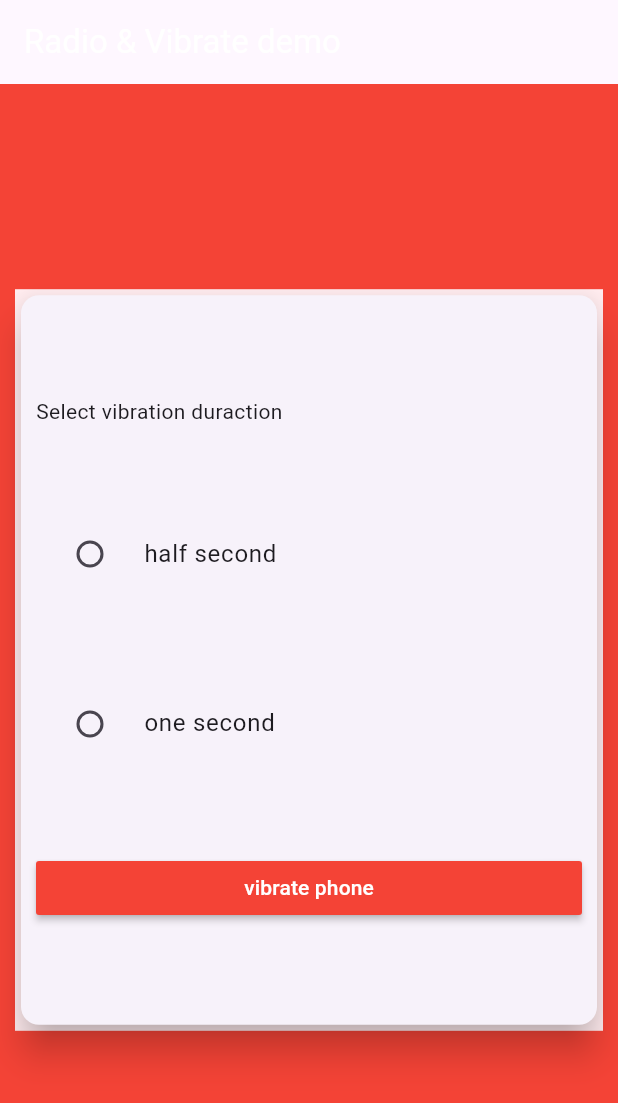
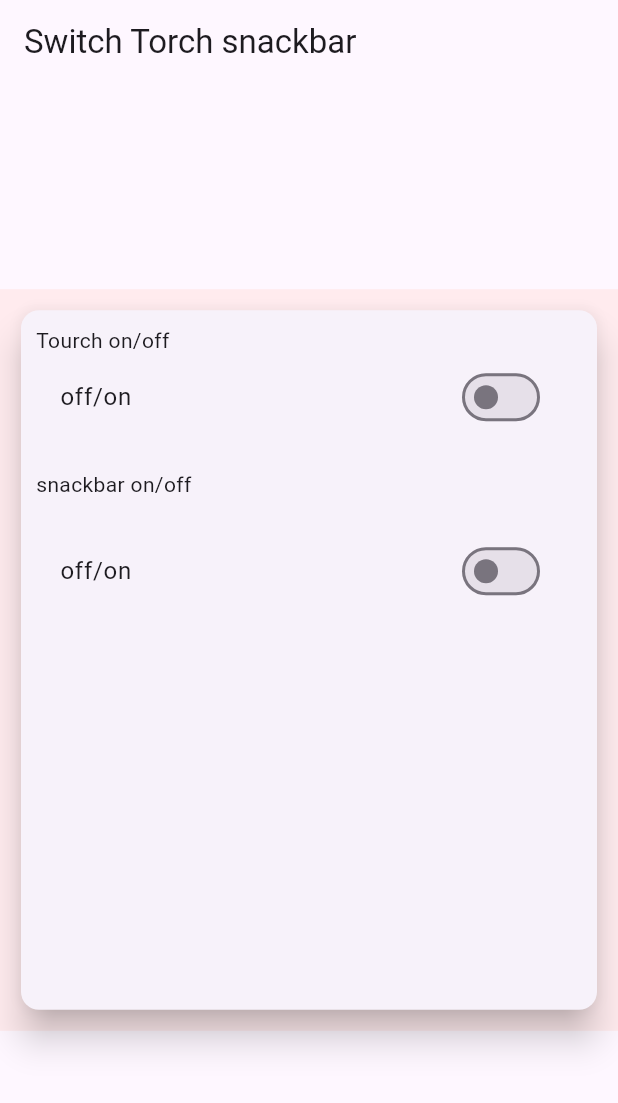
Before and after one commit to theeasylearn/flutter_11_basic_of_flutter, a Flutter app: the screen it shows after launch, on a phone screen of 412 x 824 dp. Shown: the top 1103 px of the screen. Run offline on Flutter 3.47's test engine with Material 3 defaults, Android fonts, the phone set to English and light mode, and no system bars; our stand-ins replace vibration; missing offline and left inert: torch_light.

Commit message:
Initial commit

```diff
--- a/lib/main.dart
+++ b/lib/main.dart
@@ -1,5 +1,6 @@
 // import 'package:basic_of_flutter/9_row_demo_2.dart';
 import 'package:basic_of_flutter/radio_vibrate_demo.dart';
+import 'package:basic_of_flutter/switch_torch_snackhar.dart';
 import 'package:basic_of_flutter/textbox_demo.dart';
 import 'package:flutter/material.dart';
 // import 'package:basic_of_flutter/8_row_demo_1.dart';
@@ -21,5 +22,5 @@ import 'button_demo.dart';
 // import 'media_query_demo.dart';
 void main()
 {
-    runApp(RadioVibrateDemo());
+    runApp(SwitchTorchSnackhar());
 }
--- /dev/null
+++ b/lib/switch_torch_snackhar.dart
@@ -0,0 +1,78 @@
+import 'package:flutter/material.dart';
+import 'package:torch_light/torch_light.dart';
+class SwitchTorchSnackhar extends StatefulWidget {
+  @override
+  State<SwitchTorchSnackhar> createState() => _SwitchTorchSnackharState();
+}
+
+class _SwitchTorchSnackharState extends State<SwitchTorchSnackhar> {
+  bool isTourchOn = false;
+  bool isSnackbarVisible = false;
+  @override
+  Widget build(BuildContext context) {
+    return MaterialApp(
+        home: Scaffold(
+      appBar: AppBar(
+        title: Text("Switch Torch snackbar"),
+      ),
+      body: Center(
+        child: Container(
+          height: MediaQuery.of(context).size.height * 0.60,
+          color: Colors.red.shade50,
+          child: Padding(
+            padding: EdgeInsets.all(10),
+            child: Card(
+              elevation: 10,
+              child: Padding(
+                padding: EdgeInsets.all(10),
+                child: Column(
+                  crossAxisAlignment: CrossAxisAlignment.stretch,
+                  children: [
+                    Text("Tourch on/off"),
+                    SwitchListTile(
+                      title: Text("off/on"),
+                      value: isTourchOn,
+                      onChanged: (bool value) async {
+                        try {
+                          if (value) {
+                            await TorchLight.enableTorch();
+                          } else {
+                            await TorchLight.disableTorch();
+                          }
+                          setState(() {
+                            isTourchOn = value;
+                          });
+                        } on EnableTorchException catch (e) {
+                          ScaffoldMessenger.of(context).showSnackBar(
+                            SnackBar(content: Text('Torch could not be enabled: $e')),
+                          );
+
+                        } on DisableTorchException catch (e) {
+                          ScaffoldMessenger.of(context).showSnackBar(
+                            SnackBar(content: Text('Torch could not be disabled: $e')),
+                          );
+                        }
+                      },
+                    ),
+                    SizedBox(height: 20,),
+                    Text("snackbar on/off"),
+                    SizedBox(height: 20,),
+                    SwitchListTile(
+                      title: Text("off/on"),
+                      value: isSnackbarVisible,
+                      onChanged: (bool value) {
+                        this.setState(() {
+                          isSnackbarVisible = value;
+                        });
+                      },
+                    ),
+                  ],
+                ),
+              ),
+            ),
+          ),
+        ),
+      ),
+    ));
+  }
+}
--- a/pubspec.yaml
+++ b/pubspec.yaml
@@ -35,6 +35,7 @@ dependencies:
   # The following adds the Cupertino Icons font to your application.
   # Use with the CupertinoIcons class for iOS style icons.
   cupertino_icons: ^1.0.8
+  torch_light: ^1.1.0
 
 dev_dependencies:
   flutter_test:
```
Also changed, not shown: pubspec.lock, 2 other files.
